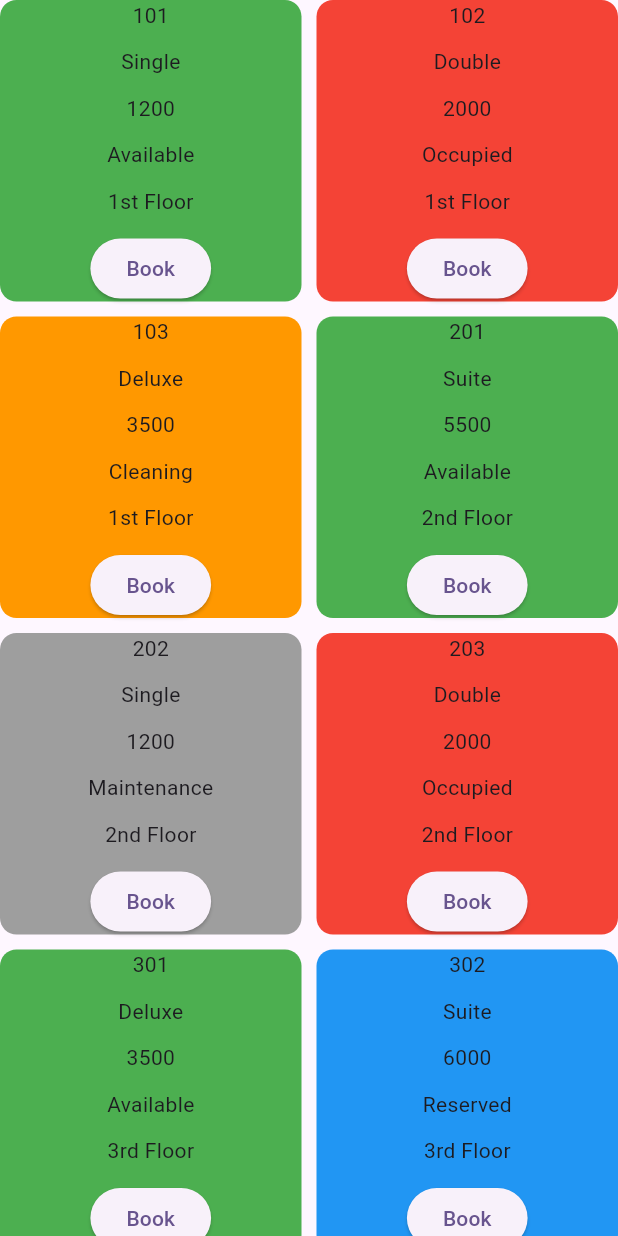
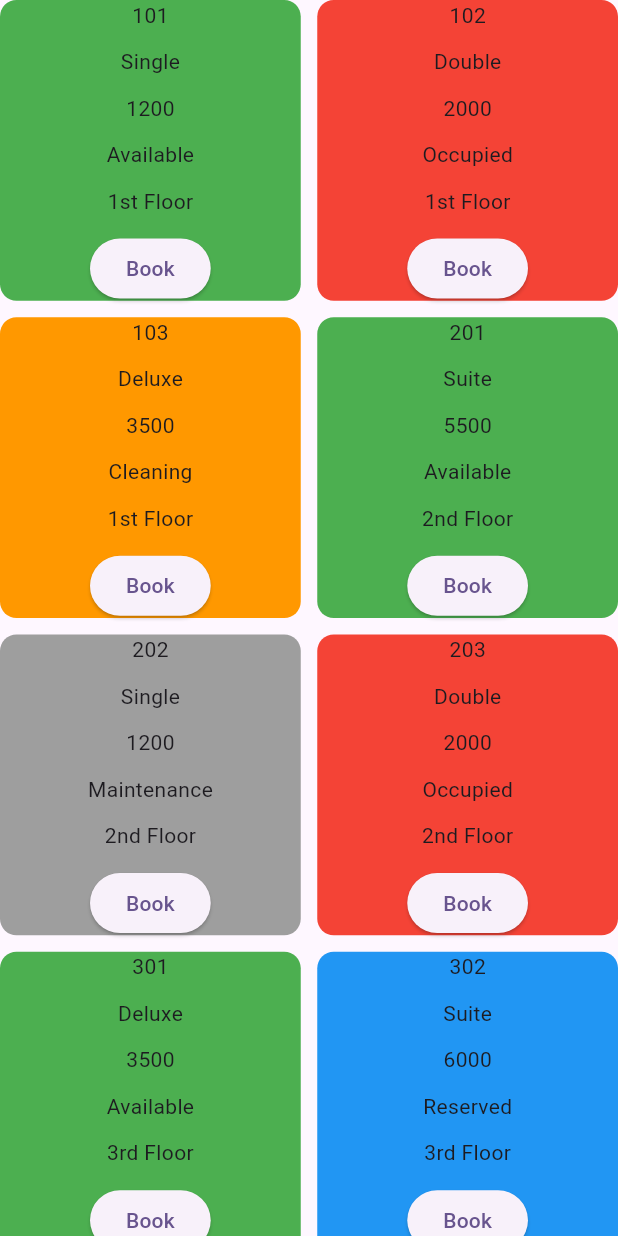
Before and after one commit to kumaramar3646-dev/pms-system-crm, a Flutter app: the HomePage screen opened directly, on a phone screen of 412 x 824 dp. Run offline on Flutter 3.47's test engine with Material 3 defaults, Android fonts, the phone set to English and light mode, and no system bars; our stand-ins replace shared_preferences; accounts and stored records are empty.

```diff
--- a/lib/main.dart
+++ b/lib/main.dart
@@ -12,6 +12,7 @@ class MyApp extends StatelessWidget {
   @override
   Widget build(BuildContext context) {
     return MaterialApp(
+      debugShowCheckedModeBanner: false,
       title: 'Flutter Demo',
       theme: ThemeData(
 
--- a/lib/nav_pages/home_page.dart
+++ b/lib/nav_pages/home_page.dart
@@ -1,4 +1,5 @@
 import 'package:flutter/material.dart';
+import 'package:shared_preferences/shared_preferences.dart';
 
 class HomePage extends StatefulWidget {
   const HomePage({super.key});
@@ -128,8 +129,8 @@ class _HomePageState extends State<HomePage> {
       body: GridView.builder(
           gridDelegate: SliverGridDelegateWithFixedCrossAxisCount(
               crossAxisCount: 2,
-              crossAxisSpacing: 10,
-              mainAxisSpacing: 10
+              crossAxisSpacing: 11,
+              mainAxisSpacing: 11
           ),
           itemCount: roomsData.length,
           itemBuilder: (context, index){
@@ -158,7 +159,6 @@ class _HomePageState extends State<HomePage> {
                           context: context,
                           //isScrollControlled: true,
                           builder: (context){
-
                             return Container(
                               padding: EdgeInsets.all(11),
                               width: double.infinity,
@@ -188,7 +188,7 @@ class _HomePageState extends State<HomePage> {
                                         setState(() {});
                                         Navigator.pop(context);
                                         ScaffoldMessenger.of(context).showSnackBar(
-                                          SnackBar(content: Text("Room booked successfully!", ), backgroundColor: Colors.green,),
+                                          SnackBar(content: Text("Room booked successfully!", ), backgroundColor: Colors.yellow,),
                                         );
                                       }, child: Text("Confirm Booking"),),
                                       SizedBox(width: 11,),
--- a/lib/screen/onboarding/login_page.dart
+++ b/lib/screen/onboarding/login_page.dart
@@ -11,7 +11,6 @@ class LoginPage extends StatefulWidget {
 
 class _LoginPageState extends State<LoginPage> {
   var userIdController = TextEditingController();
-
   var passwordController = TextEditingController();
 
   GlobalKey<FormState> formKey = GlobalKey<FormState>();
```
Also changed, not shown: lib/nav_pages/crmpage_data.dart (+4 -4 lines), lib/screen/onboarding/signup_page.dart (+17 -7 lines).
